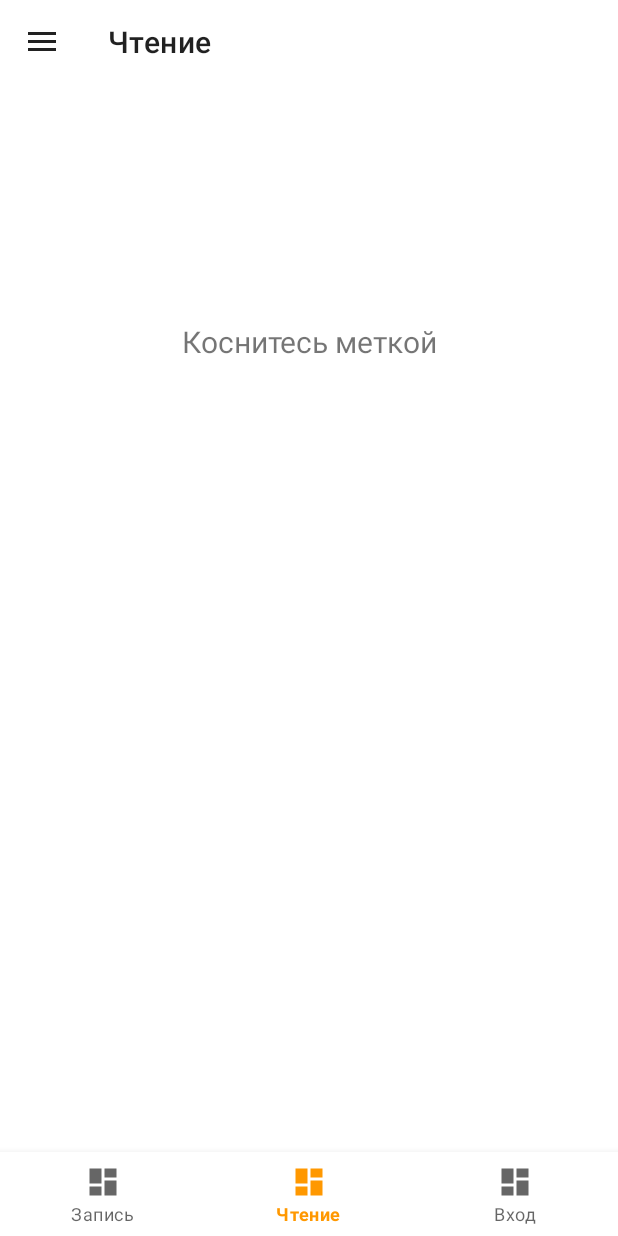
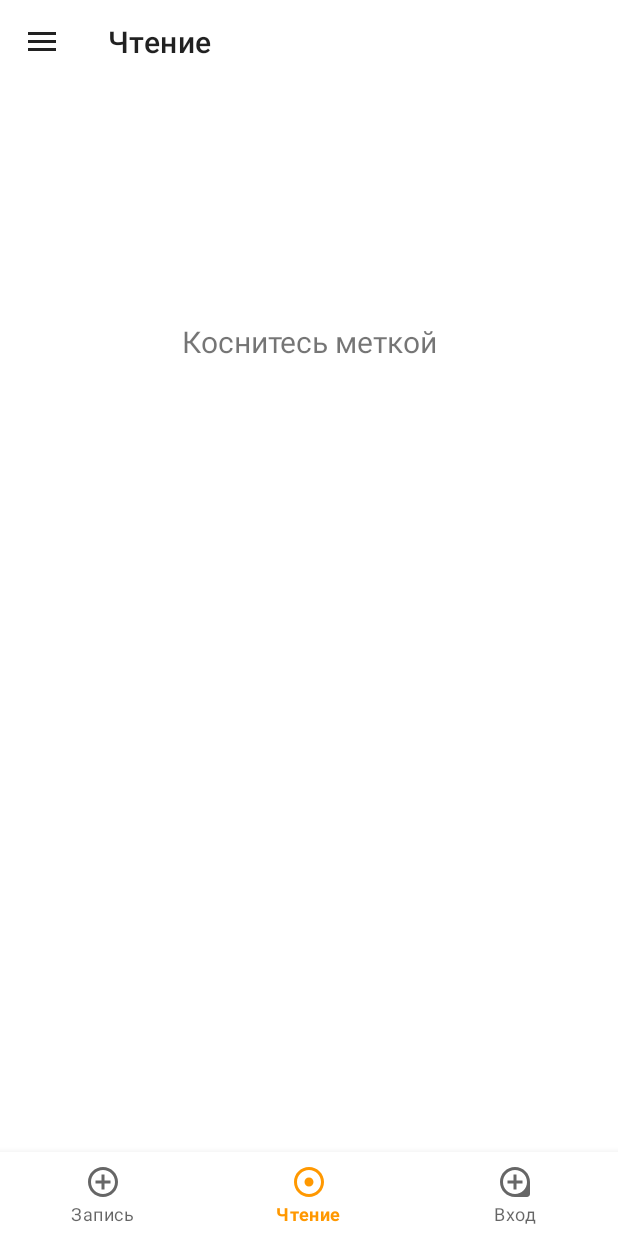
Before and after one commit to eloev/201, an Android app: the screen it shows after launch (MainActivity), on a phone screen of 412 x 824 dp. Run offline under Robolectric (Android 15) with nearby library versions, the phone set to English and light mode, and no system bars; our stand-ins replace navigation-ui.

Commit message:
first design edit

```diff
--- a/app/src/main/res/menu/bottom_nav_menu.xml
+++ b/app/src/main/res/menu/bottom_nav_menu.xml
@@ -2,17 +2,17 @@
 <menu xmlns:android="http://schemas.android.com/apk/res/android">
 
     <item
-        android:icon="@drawable/ic_dashboard_black_24dp"
+        android:icon="@drawable/ic_write"
         android:id="@+id/navigation_second"
         android:title="@string/title_write" />
 
     <item
-        android:icon="@drawable/ic_dashboard_black_24dp"
+        android:icon="@drawable/ic_read"
         android:id="@+id/navigation_first"
         android:title="@string/title_read" />
 
     <item
-        android:icon="@drawable/ic_dashboard_black_24dp"
+        android:icon="@drawable/ic_pass"
         android:id="@+id/navigation_pass"
         android:title="@string/title_pass" />
 
```
